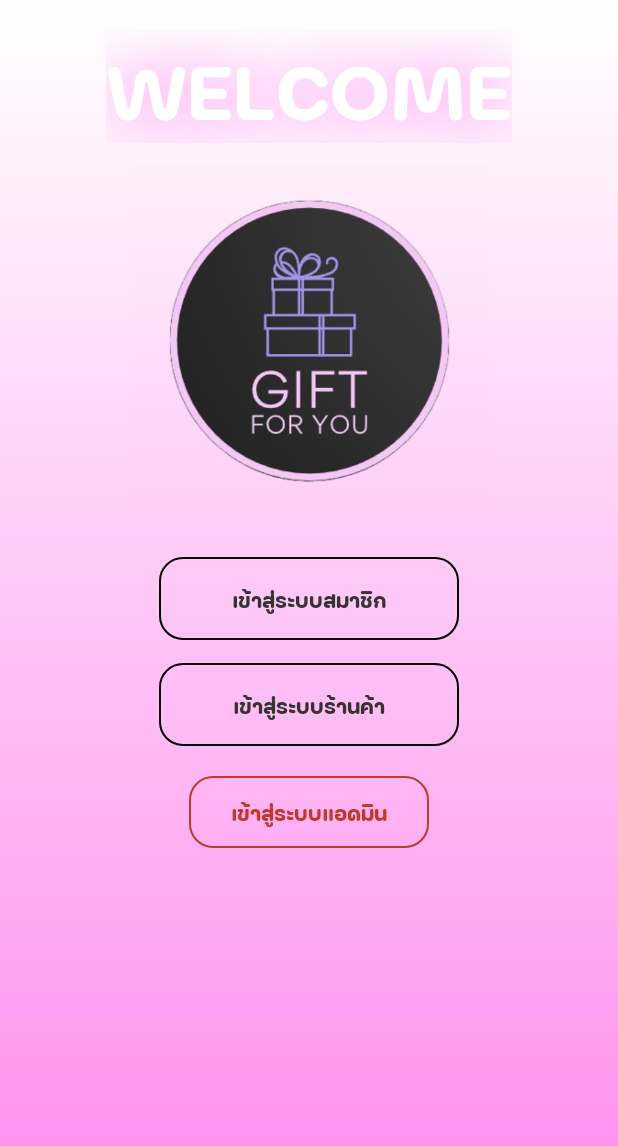
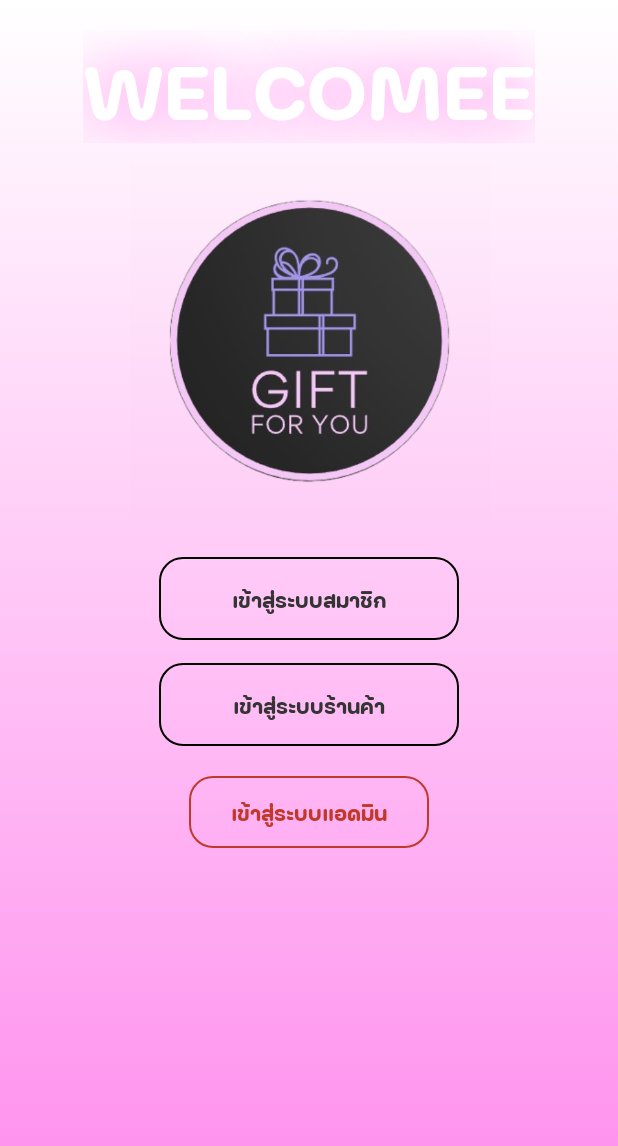
Before and after one commit to foxyhandsome/Mini, an Android app: the screen it shows after launch (MainActivity), on a phone screen of 412 x 824 dp. Shown: the top 1146 px of the screen. Run offline under Robolectric (Android 15) with nearby library versions, the phone set to English and light mode, and no system bars.

Commit message:
แก้หน้าแรกกลับเป็น welcomee

```diff
--- a/app/src/main/res/layout/activity_main.xml
+++ b/app/src/main/res/layout/activity_main.xml
@@ -14,7 +14,7 @@
         android:layout_centerHorizontal="true"
         android:layout_marginTop="20dp"
         android:fontFamily="@font/fcthai"
-        android:text="WELCOME"
+        android:text="WELCOMEE"
         android:textColor="#FFFFFF"
         android:shadowColor="#FF8BED"
         android:shadowDx="0.0"
```
